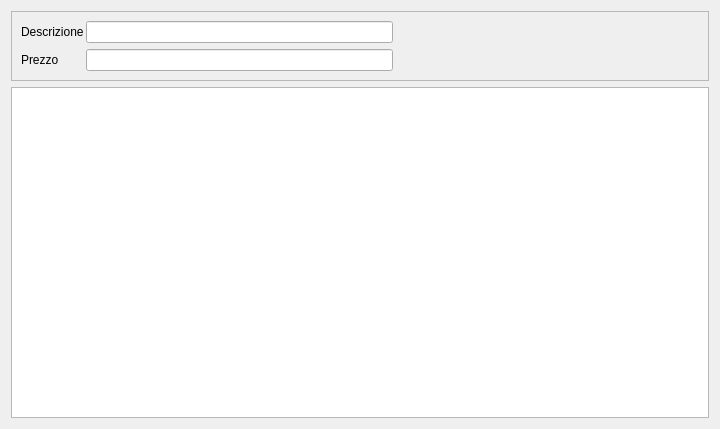
Qt form src/form01.ui (mtonin/gestcassa) before a commit.
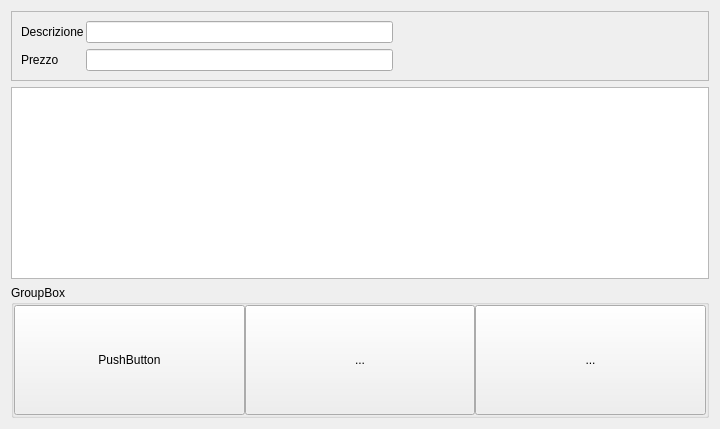
The same form after that commit. Custom widgets are drawn as their Qt base class.

Commit message: - usa QPictureButton

Diff of the .ui file:
```diff
--- a/src/form01.ui
+++ b/src/form01.ui
@@ -80,8 +80,88 @@
      </item>
     </layout>
    </item>
+   <item>
+    <widget class="QGroupBox" name="groupBox">
+     <property name="title">
+      <string>GroupBox</string>
+     </property>
+     <property name="flat">
+      <bool>true</bool>
+     </property>
+     <property name="checkable">
+      <bool>false</bool>
+     </property>
+     <layout class="QHBoxLayout" name="horizontalLayout">
+      <property name="spacing">
+       <number>0</number>
+      </property>
+      <property name="margin">
+       <number>0</number>
+      </property>
+      <item>
+       <widget class="QPictureButton" name="pictureButton">
+        <property name="toolTip">
+         <string/>
+        </property>
+        <property name="whatsThis">
+         <string/>
+        </property>
+       </widget>
+      </item>
+      <item>
+       <widget class="QPushButton" name="pushButton">
+        <property name="sizePolicy">
+         <sizepolicy hsizetype="Expanding" vsizetype="Expanding">
+          <horstretch>0</horstretch>
+          <verstretch>0</verstretch>
+         </sizepolicy>
+        </property>
+        <property name="text">
+         <string>PushButton</string>
+        </property>
+        <property name="flat">
+         <bool>false</bool>
+        </property>
+       </widget>
+      </item>
+      <item>
+       <widget class="QToolButton" name="toolButton">
+        <property name="sizePolicy">
+         <sizepolicy hsizetype="Expanding" vsizetype="Expanding">
+          <horstretch>0</horstretch>
+          <verstretch>0</verstretch>
+         </sizepolicy>
+        </property>
+        <property name="text">
+         <string>...</string>
+        </property>
+       </widget>
+      </item>
+      <item>
+       <widget class="QToolButton" name="toolButton_2">
+        <property name="sizePolicy">
+         <sizepolicy hsizetype="Expanding" vsizetype="Expanding">
+          <horstretch>0</horstretch>
+          <verstretch>0</verstretch>
+         </sizepolicy>
+        </property>
+        <property name="text">
+         <string>...</string>
+        </property>
+       </widget>
+      </item>
+     </layout>
+    </widget>
+   </item>
   </layout>
  </widget>
+ <customwidgets>
+  <customwidget>
+   <class>QPictureButton</class>
+   <extends>QWidget</extends>
+   <header>QPictureButton.h</header>
+  </customwidget>
+ </customwidgets>
  <resources/>
  <connections/>
 </ui>
```
The commit also changes 8 other files.
